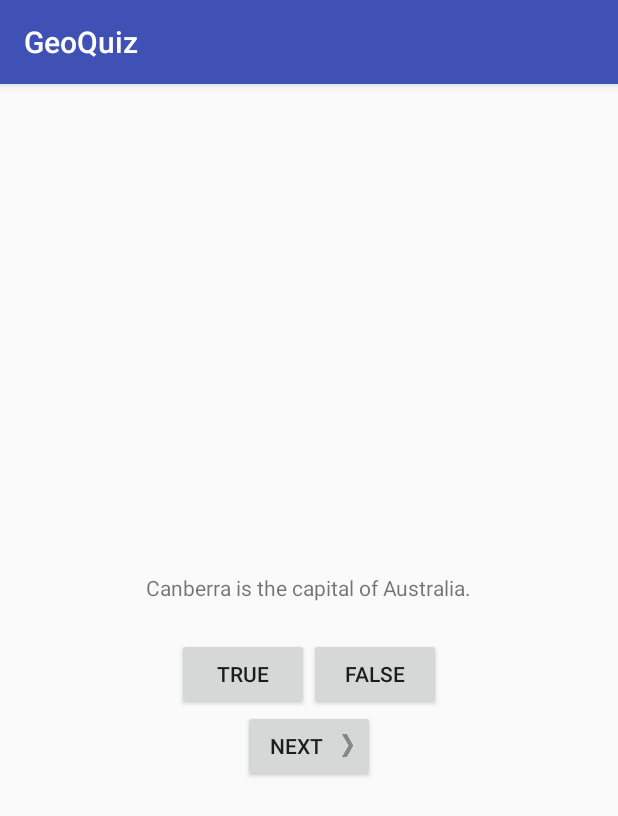
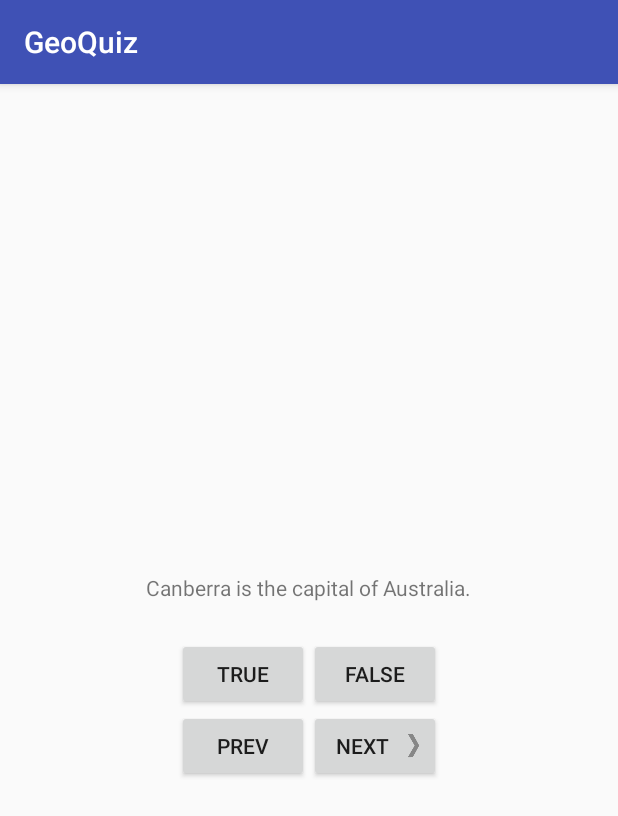
Before and after one commit to bluesxman/bnr-android, an Android app: the screen it shows after launch (QuizActivity), on a phone screen of 412 x 824 dp. Shown: the top 816 px of the screen. Run offline under Robolectric (Android 15) with nearby library versions, the phone set to English and light mode, and no system bars.

Commit message:
added prev button

```diff
--- a/GeoQuiz/app/src/main/java/com/smackwerks/geoquiz/QuizActivity.java
+++ b/GeoQuiz/app/src/main/java/com/smackwerks/geoquiz/QuizActivity.java
@@ -13,6 +13,7 @@ public class QuizActivity extends AppCompatActivity {
     private Button trueButton;
     private Button falseButton;
     private Button mNextButton;
+    private Button mPrevButton;
     private TextView mQuestionTextView;
 
     private Question[] mQuestionBank = new Question[]{
@@ -66,6 +67,19 @@ public class QuizActivity extends AppCompatActivity {
                 updateQuestion();
             }
         });
+        mPrevButton = (Button) findViewById(R.id.prev_button);
+        mPrevButton.setOnClickListener(new View.OnClickListener() {
+            @Override
+            public void onClick(View v) {
+                if (mCurrentIndex == 0) {
+                    mCurrentIndex = mQuestionBank.length - 1;
+                }
+                else {
+                    mCurrentIndex--;
+                }
+                updateQuestion();
+            }
+        });
 
         updateQuestion();
     }
--- a/GeoQuiz/app/src/main/res/layout/activity_quiz.xml
+++ b/GeoQuiz/app/src/main/res/layout/activity_quiz.xml
@@ -28,11 +28,26 @@
         android:text ="@string/false_button" />
     </LinearLayout>
 
-    <Button
-        android:id ="@+id/next_button"
-        android:layout_width ="wrap_content"
-        android:layout_height ="wrap_content"
-        android:text ="@string/next_button"
-        android:drawableRight ="@drawable/arrow_right" android:drawablePadding = "4dp"/>
+    <LinearLayout
+        android:layout_width="wrap_content"
+        android:layout_height="wrap_content"
+        android:orientation="horizontal">
+
+        <Button
+            android:id="@+id/prev_button"
+            android:layout_width="wrap_content"
+            android:layout_height="wrap_content"
+            android:layout_weight="1"
+            android:text="@string/prev_button" />
+
+        <Button
+            android:id="@+id/next_button"
+            android:layout_width="wrap_content"
+            android:layout_height="wrap_content"
+            android:layout_weight="1"
+            android:drawablePadding="4dp"
+            android:drawableRight="@drawable/arrow_right"
+            android:text="@string/next_button" />
+    </LinearLayout>
 
 </LinearLayout>
--- a/GeoQuiz/app/src/main/res/values/strings.xml
+++ b/GeoQuiz/app/src/main/res/values/strings.xml
@@ -11,6 +11,7 @@
     <string name ="true_button"> True </string>
     <string name ="false_button"> False </string>
     <string name="next_button">Next</string>
+    <string name="prev_button">Prev</string>
 
     <string name ="correct_toast">Correct!</string>
     <string name ="wrong_toast">Wrong!</string>
```
